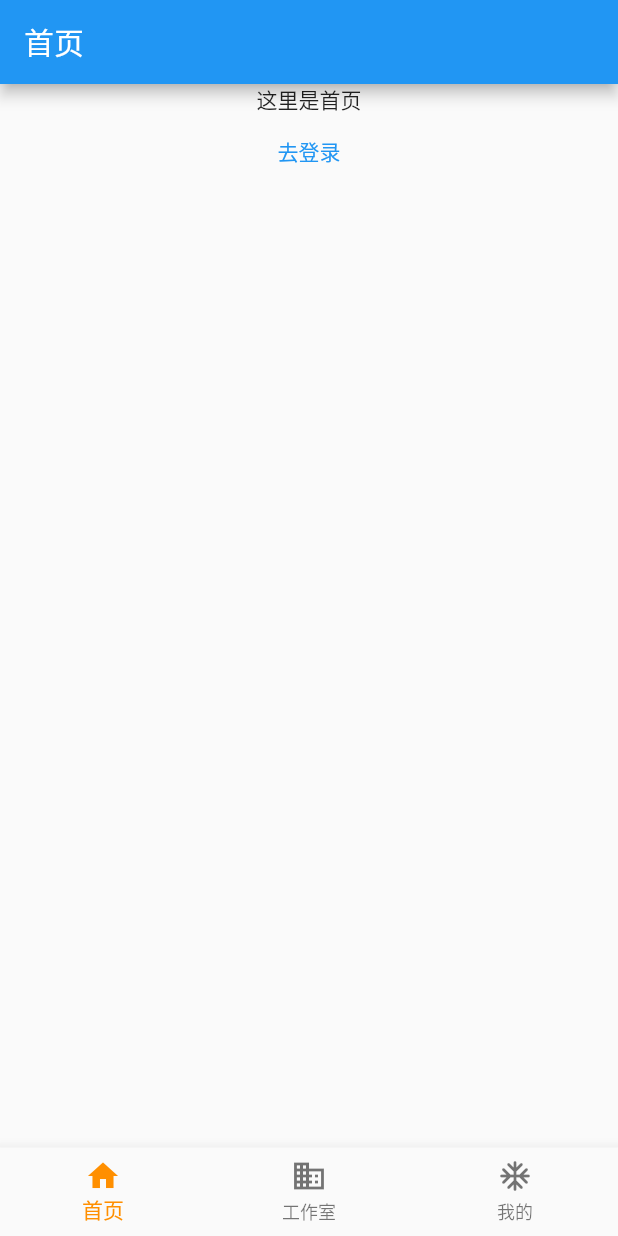
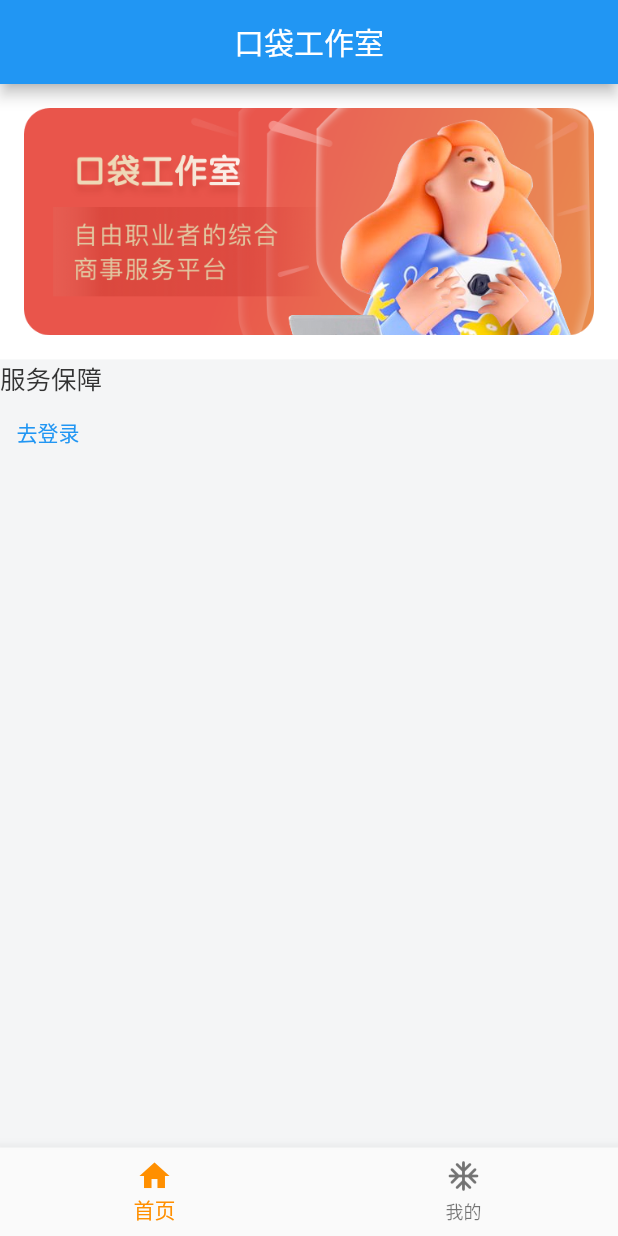
Before and after one commit to hyy984750073/fat_cat, a Flutter app: the screen it shows after launch, on a phone screen of 412 x 824 dp. Run offline on Flutter 3.47's test engine with Material 2 defaults, Android fonts, the light colour scheme and no system bars.

Commit message:
首页口袋工作室

```diff
--- a/lib/pages/business.dart
+++ b/lib/pages/business.dart
@@ -6,9 +6,9 @@ class BusinessView extends StatelessWidget {
   @override
   Widget build(BuildContext context) {
     return Scaffold(
-      appBar: AppBar(title: const Text('Business')),
+      appBar: AppBar(title: const Text('每日学习')),
       body: const Center(
-        child: Text('Business'),
+        child: Text('每日学习'),
       )
     );
   }
--- a/lib/pages/home.dart
+++ b/lib/pages/home.dart
@@ -6,11 +6,35 @@ class HomePage extends StatelessWidget {
   @override
   Widget build(BuildContext context) {
     return Scaffold(
-        appBar: AppBar(title: const Text('首页')),
-        body: Center(
+      extendBody: true,
+      backgroundColor: const Color(0xfff4f5f6),
+      appBar: AppBar(
+        centerTitle: true,
+        title: const Text('口袋工作室'),
+      ),
+      body: Column(
+        // mainAxisAlignment: MainAxisAlignment.start,
+        crossAxisAlignment: CrossAxisAlignment.start,
+        children: [
+          Container(
+            width: double.infinity,
+            padding: const EdgeInsets.all(16),
+            decoration: const BoxDecoration(
+              color: Colors.white,
+            ),
             child: Column(
               children: [
-              const Text('这里是首页'),
+                Image.asset('assets/images/banner.png')
+              ],
+            ),
+          ),
+          const Text(
+            '服务保障',
+            style: TextStyle(
+              fontSize: 17,
+              color: Color(0xff333333),
+            )
+          ),
           TextButton(
               onPressed: () {
                 Navigator.pushNamed(context, '/login');
@@ -18,6 +42,6 @@ class HomePage extends StatelessWidget {
               child: const Text('去登录')),
         ],
       ),
-        ));
+    );
   }
 }
--- a/lib/tabs/tabs.dart
+++ b/lib/tabs/tabs.dart
@@ -1,6 +1,6 @@
 import 'package:flutter/material.dart';
 import '../pages/home.dart';
-import '../pages/business.dart';
+// import '../pages/business.dart';
 import '../pages/my.dart';
 
 class TabsView extends StatefulWidget {
@@ -19,13 +19,13 @@ class _TabsViewState extends State<TabsView> {
   }
   static const List<Widget> _widgetOptions = <Widget>[
     HomePage(),
-    BusinessView(),
+    // BusinessView(),
     MyView(),
   ];
   @override
   Widget build(BuildContext context) {
     return Scaffold(
-      // appBar: AppBar(title: const Text('标签页')),
+      extendBody: true,
       body: _widgetOptions[_selectedIndex],
       bottomNavigationBar: BottomNavigationBar(
         items: const <BottomNavigationBarItem>[
@@ -33,10 +33,10 @@ class _TabsViewState extends State<TabsView> {
             icon: Icon(Icons.home),
             label: '首页',
           ),
-          BottomNavigationBarItem(
-            icon: Icon(Icons.business),
-            label: '工作室',
-          ),
+          // BottomNavigationBarItem(
+          //   icon: Icon(Icons.coffee),
+          //   label: '每日学习',
+          // ),
           BottomNavigationBarItem(
             icon: Icon(Icons.ac_unit_rounded),
             label: '我的',
--- a/lib/user/login.dart
+++ b/lib/user/login.dart
@@ -52,7 +52,8 @@ class _LoginState extends State<Login> {
                         // the form is invalid.
                         if (_formKey.currentState!.validate()) {
                           // Process data.
-                          Navigator.of(context).pushNamedAndRemoveUntil('/tabs', (route) => false);
+                          Navigator.of(context).pushNamedAndRemoveUntil(
+                              '/tabs', (route) => false);
                         }
                       },
                       child: const Text('登录'),
--- a/pubspec.yaml
+++ b/pubspec.yaml
@@ -91,3 +91,4 @@ flutter:
   # see https://flutter.dev/custom-fonts/#from-packages
   assets:
     - assets/images/login.webp
+    - assets/images/banner.png
```
Also changed, not shown: assets/images/banner.png (added), assets/images/eye.png (added), assets/images/feedback.png (added), assets/images/shield2.png (added), assets/images/team.png (added), 1 other file. Lines whose indentation alone changed are shown as unchanged.
